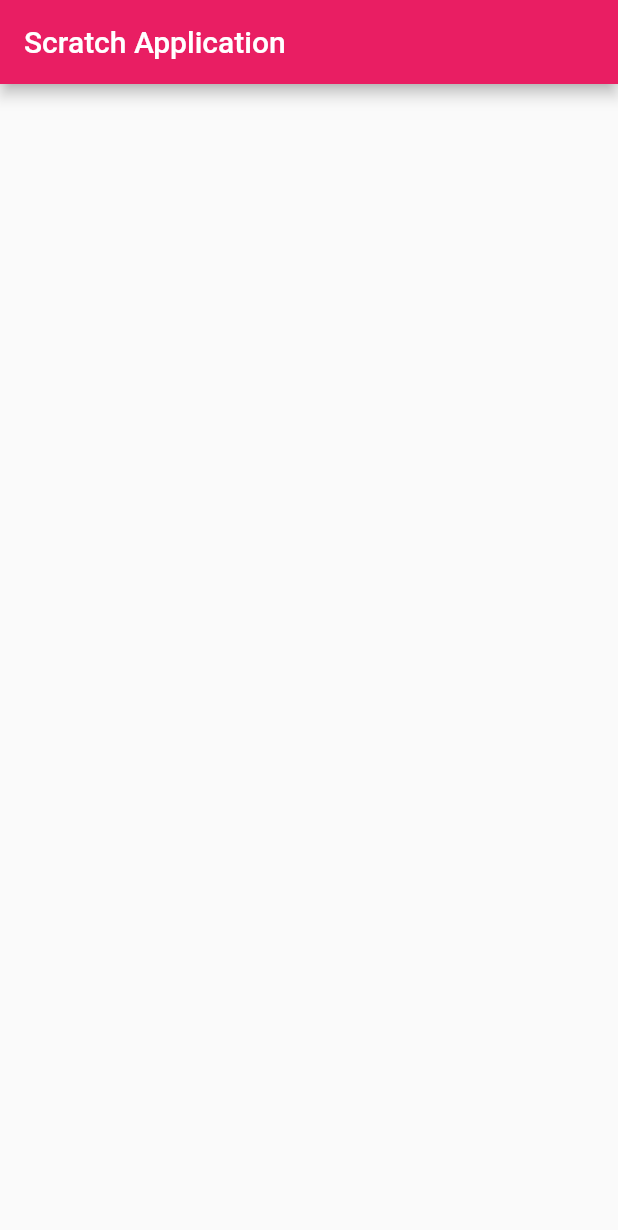
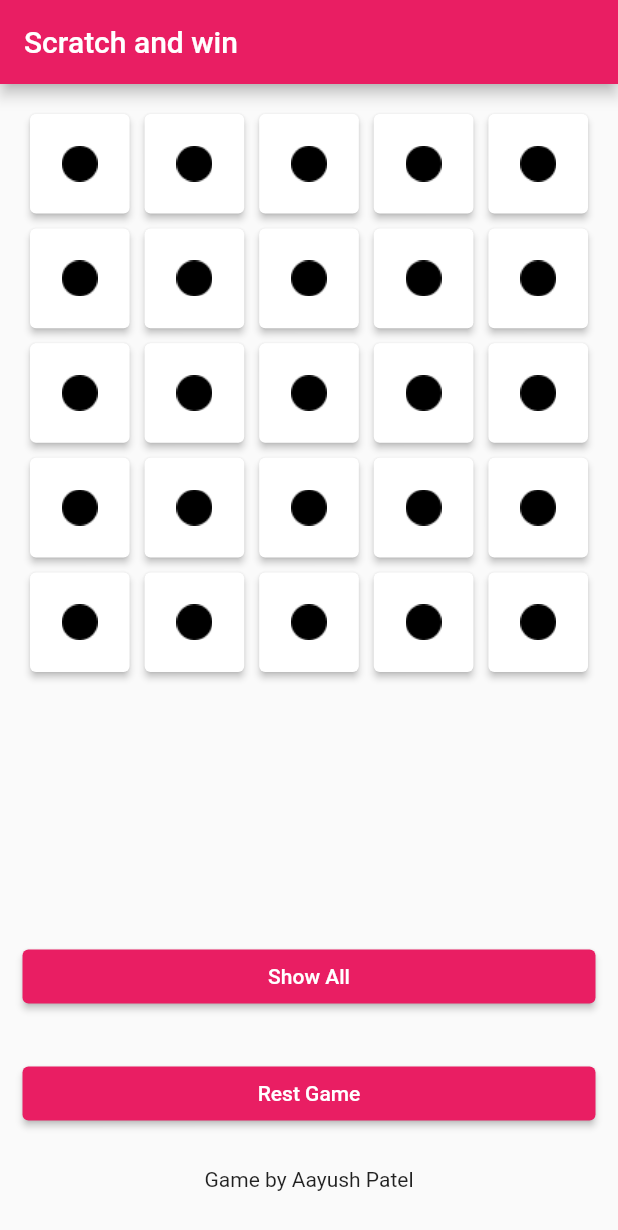
Before and after one commit to AayushPatel006/ScratchAndWinApp, a Flutter app: the screen it shows after launch, on a phone screen of 412 x 824 dp. Shown: the top 1230 px of the screen. Run offline on Flutter 3.47's test engine with Material 2 defaults, Android fonts, the phone set to English and light mode, and no system bars.

Commit message:
Scrach app creted

```diff
--- a/lib/HomePage.dart
+++ b/lib/HomePage.dart
@@ -10,13 +10,13 @@ class HomePage extends StatefulWidget {
 
 class _HomePageState extends State<HomePage> {
   // TODO import image
-  AssetImage circle = AssetImage('images/cirlce.png')
-  AssetImage lucky = AssetImage('images/rupee.png')
-  AssetImage unlucky = AssetImage('images/sadFace.png')
+  AssetImage circle = AssetImage('images/circle.png');
+  AssetImage lucky = AssetImage('images/rupee.png');
+  AssetImage unlucky = AssetImage('images/sadFace.png');
 
   // TODO get an array
   List<String> itemArray = List<String>.generate(25, (index) => "empty");
-  int? luckyNumber;
+  int luckyNumber = 0;
 
   // TODO init arrray with 23 elements
   @override
@@ -25,18 +25,48 @@ class _HomePageState extends State<HomePage> {
     itemArray = List<String>.generate(25, (index) => "empty");
     genetateRandomNumber();
   }
+
   genetateRandomNumber() {
     setState(() {
       luckyNumber = Random().nextInt(25);
     });
   }
 
-
   // TODO define getImage method
+  AssetImage getImage(int index) {
+    String currentState = this.itemArray[index];
+    switch (currentState) {
+      case 'lucky':
+        return lucky;
+      case 'unlucky':
+        return unlucky;
+      default:
+        return circle;
+        break;
+    }
+    return circle;
+  }
 
   // TODO play game method
+  playGame(int index) {
+    if (luckyNumber == index) {
+      setState(() {
+        itemArray[index] = 'lucky';
+      });
+    } else {
+      setState(() {
+        itemArray[index] = 'unlucky';
+      });
+    }
+  }
 
   // TODO showall
+  showAll() {
+    setState(() {
+      itemArray = List<String>.filled(25, "unlucky");
+      itemArray[luckyNumber] = "lucky";
+    });
+  }
 
   // TODO reset all
   resetGame() {
@@ -50,7 +80,51 @@ class _HomePageState extends State<HomePage> {
   Widget build(BuildContext context) {
     return Scaffold(
       appBar: AppBar(
-        title: Text("Scratch Application"),
+        title: Text("Scratch and win"),
+      ),
+      body: Column(
+        crossAxisAlignment: CrossAxisAlignment.stretch,
+        mainAxisAlignment: MainAxisAlignment.start,
+        children: [
+          Expanded(
+              child: GridView.builder(
+            padding: EdgeInsets.all(20.0),
+            gridDelegate: SliverGridDelegateWithFixedCrossAxisCount(
+                crossAxisCount: 5,
+                childAspectRatio: 1.0,
+                crossAxisSpacing: 10.0,
+                mainAxisSpacing: 10.0),
+            itemCount: itemArray.length,
+            itemBuilder: (context, index) => SizedBox(
+                width: 50.0,
+                height: 50.0,
+                child: ElevatedButton(
+                  onPressed: () => this.playGame(index),
+                  child: Image(image: this.getImage(index)),
+                  style: ElevatedButton.styleFrom(
+                    primary: Colors.white, // Background color
+                  ),
+                )),
+          )),
+          Container(
+            margin: EdgeInsets.all(15.0),
+            child: ElevatedButton(
+              child: Text("Show All"),
+              onPressed: showAll,
+            ),
+          ),
+          Container(
+              margin: EdgeInsets.all(15.0),
+              child: ElevatedButton(
+                child: Text("Rest Game"),
+                onPressed: resetGame,
+              )),
+          Container(
+            child: Text("Game by Aayush Patel"),
+            alignment: Alignment.center,
+            padding: EdgeInsets.fromLTRB(10, 10, 10, 30),
+          )
+        ],
       ),
     );
   }
```
